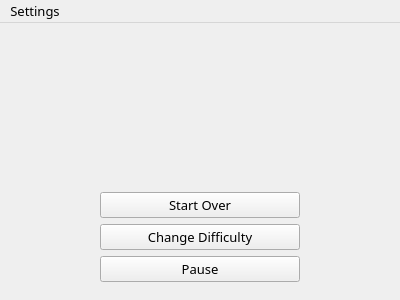
Qt form src/mainwindow.ui (Mehran1383/Minesweeper) before a commit.
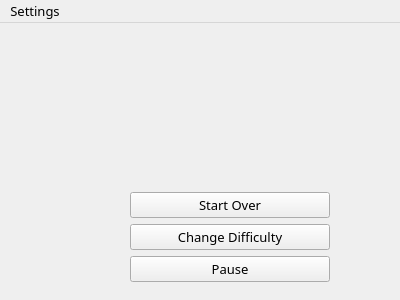
The same form after that commit.

What changed in the file:
```diff
--- a/src/mainwindow.ui
+++ b/src/mainwindow.ui
@@ -206,13 +206,6 @@
        <layout class="QVBoxLayout" name="verticalLayout_2">
         <item>
          <layout class="QGridLayout" name="buttonsLayout">
-          <item row="0" column="0" rowspan="6">
-           <layout class="QGridLayout" name="layout">
-            <item row="0" column="0">
-             <layout class="QGridLayout" name="mapLayout"/>
-            </item>
-           </layout>
-          </item>
           <item row="5" column="1">
            <layout class="QVBoxLayout" name="verticalLayout_6">
             <property name="sizeConstraint">
@@ -326,6 +319,26 @@
             </item>
            </layout>
           </item>
+          <item row="0" column="0" rowspan="6">
+           <layout class="QGridLayout" name="layout" rowminimumheight="0">
+            <property name="sizeConstraint">
+             <enum>QLayout::SetDefaultConstraint</enum>
+            </property>
+            <property name="rightMargin">
+             <number>30</number>
+            </property>
+            <item row="0" column="0">
+             <layout class="QGridLayout" name="mapLayout" rowminimumheight="0" columnminimumwidth="0">
+              <property name="sizeConstraint">
+               <enum>QLayout::SetDefaultConstraint</enum>
+              </property>
+              <property name="rightMargin">
+               <number>30</number>
+              </property>
+             </layout>
+            </item>
+           </layout>
+          </item>
          </layout>
         </item>
        </layout>
```
Left out of the diff: 3 changed lines with no effect on the pictures.
